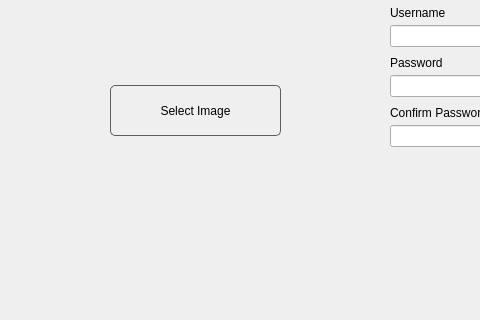
c-ryan-z/pos-py, file ui/AccountEdit.ui: the form before one commit; both pictures show x 0 to 480 and y 245 to 565 of the 971 by 565 pixel window.
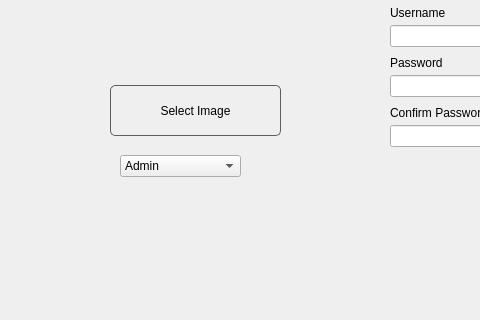
The form after the commit. Icons and pictures are not drawn.

Diff of the .ui file:
```diff
--- a/ui/AccountEdit.ui
+++ b/ui/AccountEdit.ui
@@ -322,6 +322,26 @@
     <string>Two Factor Auth</string>
    </property>
   </widget>
+  <widget class="QComboBox" name="cb_role">
+   <property name="geometry">
+    <rect>
+     <x>120</x>
+     <y>400</y>
+     <width>121</width>
+     <height>22</height>
+    </rect>
+   </property>
+   <item>
+    <property name="text">
+     <string>Admin</string>
+    </property>
+   </item>
+   <item>
+    <property name="text">
+     <string>Cashier</string>
+    </property>
+   </item>
+  </widget>
  </widget>
  <resources/>
  <connections/>
```
Left out of the diff: 2 changed lines with no effect on the pictures.
